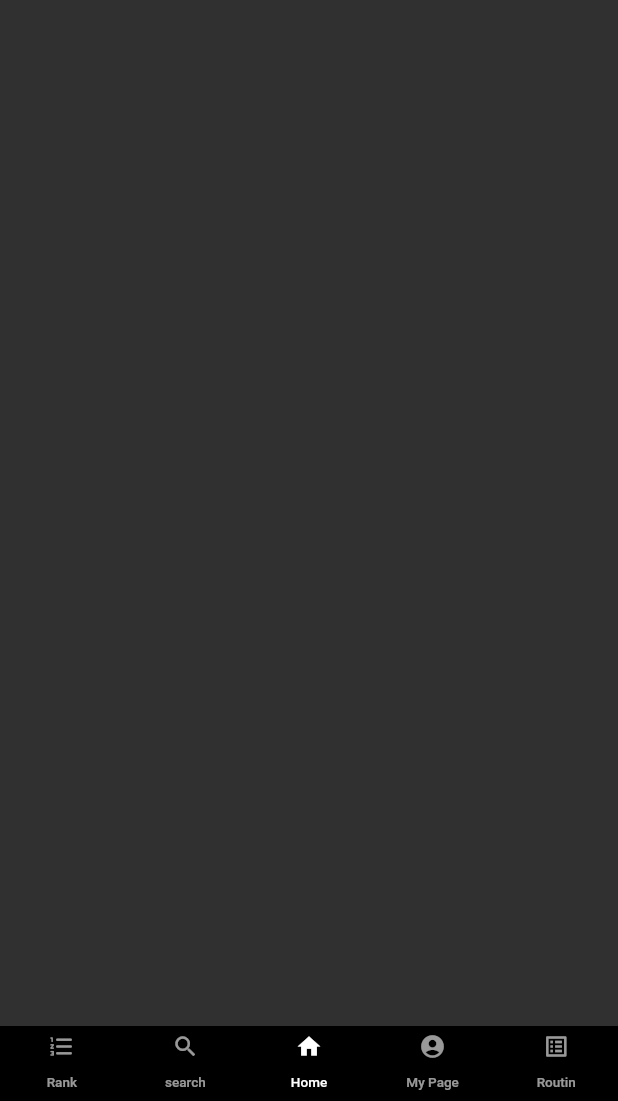
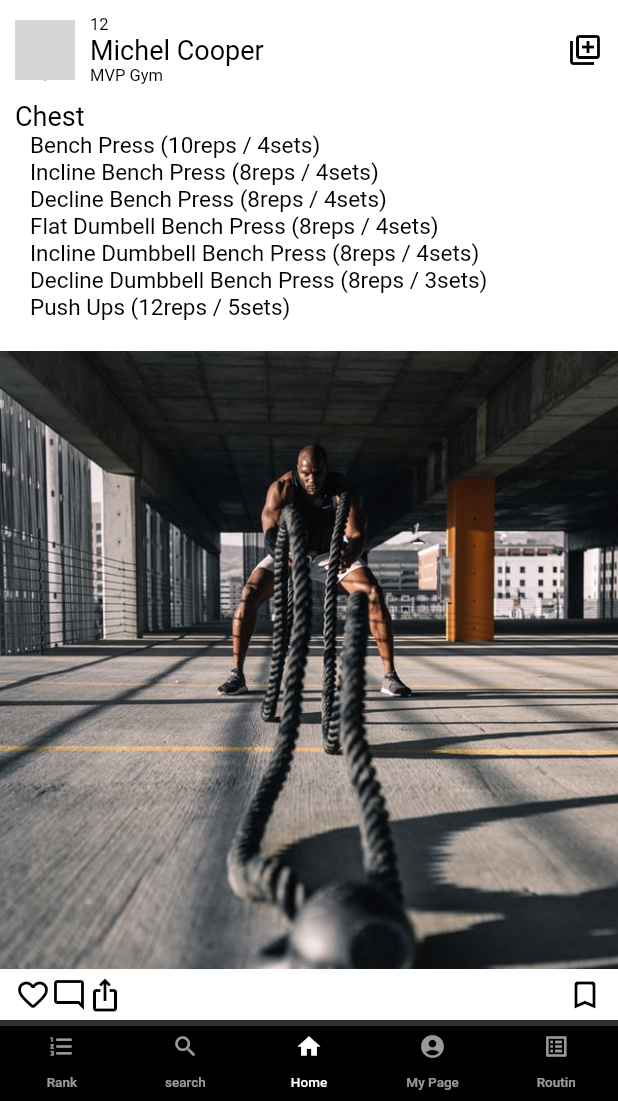
Before and after one commit to ako0601/weight_rank_app, a Flutter app: the screen it shows after launch, item 3 of the bottom bar chosen, on a phone screen of 412 x 824 dp, the part 135-1236 px from its top. Run offline on Flutter 3.47's test engine with Material 2 defaults, Android fonts, the phone set to English and light mode, and no system bars; our stand-ins replace dropdown_formfield; grey boxes are pictures that could not be loaded.

Commit message:
홈페이지 구성

```diff
--- a/lib/screen/home_screen.dart
+++ b/lib/screen/home_screen.dart
@@ -31,6 +31,9 @@ class _HomeScreenState extends State<HomeScreen> {
     return ListView(
       children: <Widget>[
         Logo(),
+        Post(),
+        Post(),
+        Post(),
       ],
     );
   }
@@ -84,3 +87,142 @@ class Logo extends StatelessWidget {
     );
   }
 }
+
+class Post extends StatelessWidget {
+  @override
+  Widget build(BuildContext context) {
+    return Container(
+      margin: EdgeInsets.only(top: 20),
+      color: Colors.white,
+      child: Column(
+        children: [
+          Container(
+            padding: EdgeInsets.all(10),
+            child: Row(
+              mainAxisAlignment: MainAxisAlignment.spaceBetween,
+              children: [
+                Container(
+                  child: Row(
+                    children: [
+                      CircleAvatar(
+                        radius: 20,
+                        backgroundImage:
+                            AssetImage('./images/profile_dummy.jpg'),
+                      ),
+                      Container(
+                        padding: EdgeInsets.only(left: 10),
+                        child: Column(
+                          crossAxisAlignment: CrossAxisAlignment.start,
+                          children: [
+                            Text('12',
+                                style: TextStyle(
+                                    fontSize: 11, color: Colors.black)),
+                            Text('Michel Cooper',
+                                style: TextStyle(
+                                    fontSize: 18, color: Colors.black)),
+                            Text('MVP Gym',
+                                style: TextStyle(
+                                    fontSize: 11, color: Colors.black)),
+                          ],
+                        ),
+                      ),
+                    ],
+                  ),
+                ),
+                Icon(
+                  Icons.my_library_add_outlined,
+                  color: Colors.black,
+                ),
+              ],
+            ),
+          ),
+          Row(
+            children: [
+              Column(
+                crossAxisAlignment: CrossAxisAlignment.start,
+                children: [
+                  Container(
+                    padding: EdgeInsets.only(left: 10, right: 10),
+                    child: Text('Chest',
+                        style: TextStyle(fontSize: 18, color: Colors.black)),
+                  ),
+                  Container(
+                    padding: EdgeInsets.only(left: 20, right: 20),
+                    child: Column(
+                      mainAxisAlignment: MainAxisAlignment.center,
+                      crossAxisAlignment: CrossAxisAlignment.start,
+                      children: [
+                        Text('Bench Press (10reps / 4sets)',
+                            style:
+                                TextStyle(color: Colors.black, fontSize: 15)),
+                        Text('Incline Bench Press (8reps / 4sets)',
+                            style:
+                                TextStyle(color: Colors.black, fontSize: 15)),
+                        Text('Decline Bench Press (8reps / 4sets)',
+                            style:
+                                TextStyle(color: Colors.black, fontSize: 15)),
+                        Text('Flat Dumbell Bench Press (8reps / 4sets)',
+                            style:
+                                TextStyle(color: Colors.black, fontSize: 15)),
+                        Text('Incline Dumbbell Bench Press (8reps / 4sets)',
+                            style:
+                                TextStyle(color: Colors.black, fontSize: 15)),
+                        Text('Decline Dumbbell Bench Press (8reps / 3sets)',
+                            style:
+                                TextStyle(color: Colors.black, fontSize: 15)),
+                        Text('Push Ups (12reps / 5sets)',
+                            style: TextStyle(color: Colors.black, fontSize: 15))
+                      ],
+                    ),
+                  ),
+                ],
+              )
+            ],
+          ),
+          Container(
+            margin: EdgeInsets.only(top: 20, bottom: 5),
+            child: Row(
+              children: [
+                Image.asset(
+                  'images/rope.jpg',
+                  width: MediaQuery.of(context).size.width,
+                  height: MediaQuery.of(context).size.width,
+                  fit: BoxFit.cover,
+                ),
+              ],
+            ),
+          ),
+          Container(
+            padding: EdgeInsets.only(left: 10, right: 10),
+            margin: EdgeInsets.only(bottom: 5),
+            child: Row(
+              mainAxisAlignment: MainAxisAlignment.spaceBetween,
+              children: [
+                Row(
+                  children: [
+                    Icon(
+                      Icons.favorite_outline_rounded,
+                      color: Colors.black,
+                    ),
+                    Icon(
+                      Icons.mode_comment_outlined,
+                      color: Colors.black,
+                    ),
+                    Icon(
+                      Icons.ios_share,
+                      color: Colors.black,
+                    ),
+                  ],
+                ),
+                Icon(
+                  Icons.bookmark_border_rounded,
+                  color: Colors.black,
+                ),
+              ],
+            ),
+          ),
+        ],
+      ),
+    );
+  }
+}
--- a/pubspec.yaml
+++ b/pubspec.yaml
@@ -55,6 +55,7 @@ flutter:
     - images/gold.jpg
     - images/silver.jpg
     - images/bronze.jpg
+    - images/rope2.jpg
 
   # An image asset can refer to one or more resolution-specific "variants", see
   # https://flutter.dev/assets-and-images/#resolution-aware.
```
Also changed, not shown: images/rope2.jpg (added).
